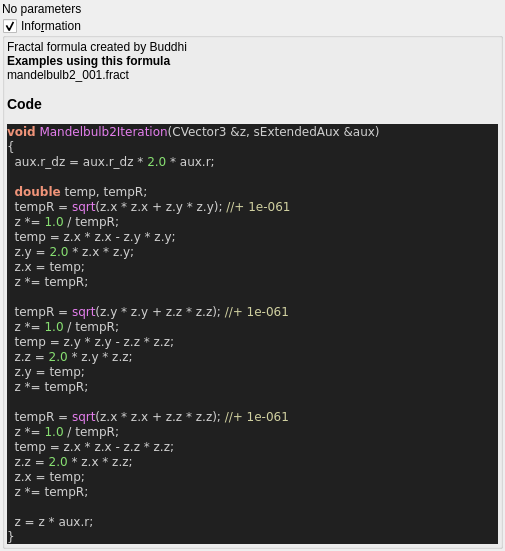
Before: the Qt Designer form mandelbulber2/qt_data/fractal_mandelbulb2.ui in buddhi1980/mandelbulber2, drawn with Qt 5.
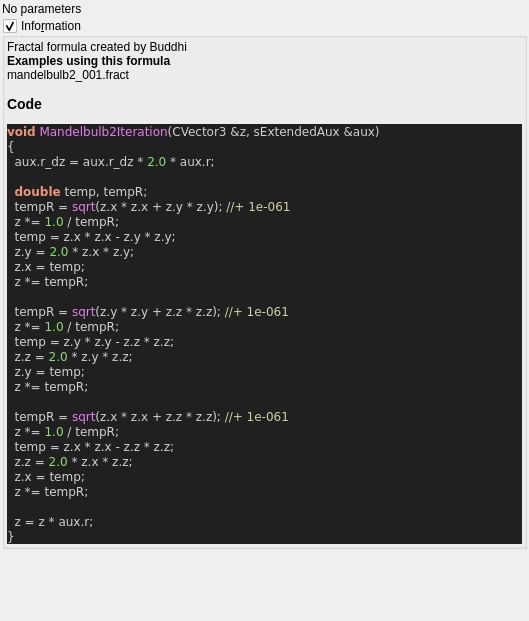
After: the same form once the commit is applied. Custom widgets are drawn as their Qt base class.

Diff of the .ui file:
```diff
--- a/mandelbulber2/qt_data/fractal_mandelbulb2.ui
+++ b/mandelbulber2/qt_data/fractal_mandelbulb2.ui
@@ -6,8 +6,8 @@
    <rect>
     <x>0</x>
     <y>0</y>
-    <width>505</width>
-    <height>469</height>
+    <width>529</width>
+    <height>621</height>
    </rect>
   </property>
   <property name="windowTitle">
```
Left out of the diff: 3 changed lines with no effect on the pictures.
